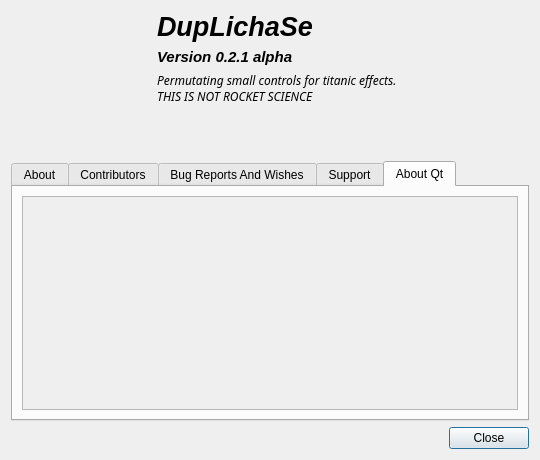
This is dupscan/dialogs/aboutdialog.ui in WhiZTiM/duplichase as Qt 5 draws it before an edit. The edited form follows.
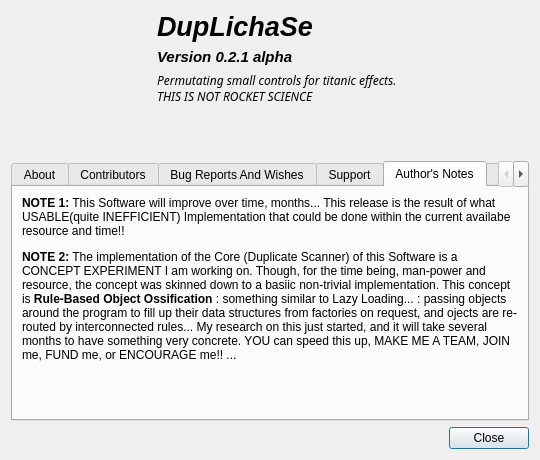
This is the edited form. The open tabs and pages were chosen to show the change. Icons and pictures are not drawn.

Commit message: Something useable.. before a major change of the underlaying model in "DActionsListModel" ...replacing index wrappers with STL styled ::Iterators

```diff
--- a/dupscan/dialogs/aboutdialog.ui
+++ b/dupscan/dialogs/aboutdialog.ui
@@ -231,6 +231,32 @@
        </item>
       </layout>
      </widget>
+     <widget class="QWidget" name="authorsNotesTab">
+      <attribute name="title">
+       <string>Author's Notes</string>
+      </attribute>
+      <layout class="QVBoxLayout" name="verticalLayout_7">
+       <item>
+        <widget class="QLabel" name="label">
+         <property name="text">
+          <string>&lt;html&gt;&lt;head/&gt;&lt;body&gt;&lt;p&gt;&lt;span style=&quot; font-weight:600;&quot;&gt;NOTE 1:&lt;/span&gt; This Software will improve over time, months... This release is the result of what USABLE(quite INEFFICIENT) Implementation that could be done within the current availabe resource and time!!&lt;/p&gt;&lt;p&gt;&lt;span style=&quot; font-weight:600;&quot;&gt;NOTE 2:&lt;/span&gt; The implementation of the Core (Duplicate Scanner) of this Software is a CONCEPT EXPERIMENT I am working on. Though, for the time being, man-power and resource, the concept was skinned down to a basiic non-trivial implementation. This concept is &lt;span style=&quot; font-weight:600;&quot;&gt;Rule-Based Object Ossification&lt;/span&gt; : something similar to Lazy Loading... : passing objects around the program to fill up their data structures from factories on request, and ojects are re-routed by interconnected rules... My research on this just started, and it will take several months to have something very concrete. YOU can speed this up, MAKE ME A TEAM, JOIN me, FUND me, or ENCOURAGE me!! ...&lt;/p&gt;&lt;/body&gt;&lt;/html&gt;</string>
+         </property>
+         <property name="textFormat">
+          <enum>Qt::RichText</enum>
+         </property>
+         <property name="scaledContents">
+          <bool>false</bool>
+         </property>
+         <property name="alignment">
+          <set>Qt::AlignLeading|Qt::AlignLeft|Qt::AlignTop</set>
+         </property>
+         <property name="wordWrap">
+          <bool>true</bool>
+         </property>
+        </widget>
+       </item>
+      </layout>
+     </widget>
      <widget class="QWidget" name="aboutQtTab">
       <attribute name="title">
        <string>About Qt</string>
@@ -246,8 +272,8 @@
            <rect>
             <x>0</x>
             <y>0</y>
-            <width>86</width>
-            <height>16</height>
+            <width>498</width>
+            <height>209</height>
            </rect>
           </property>
          </widget>
```
Left out of the diff: 6 changed lines with no effect on the pictures. The commit also changes 5 other files.
